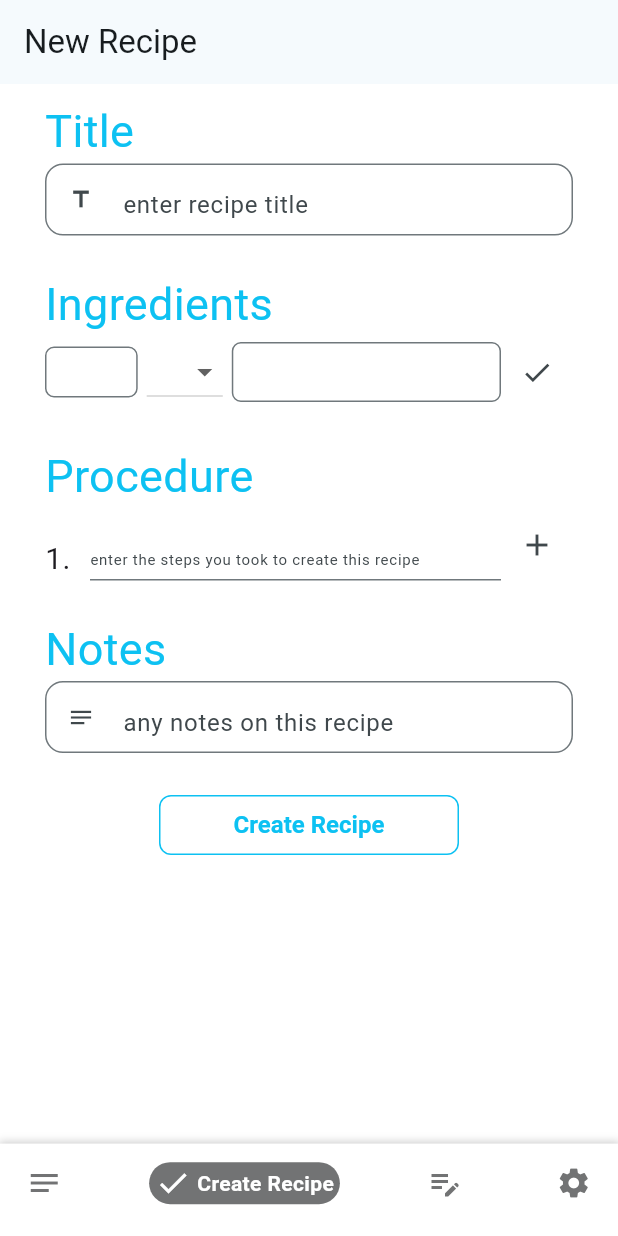
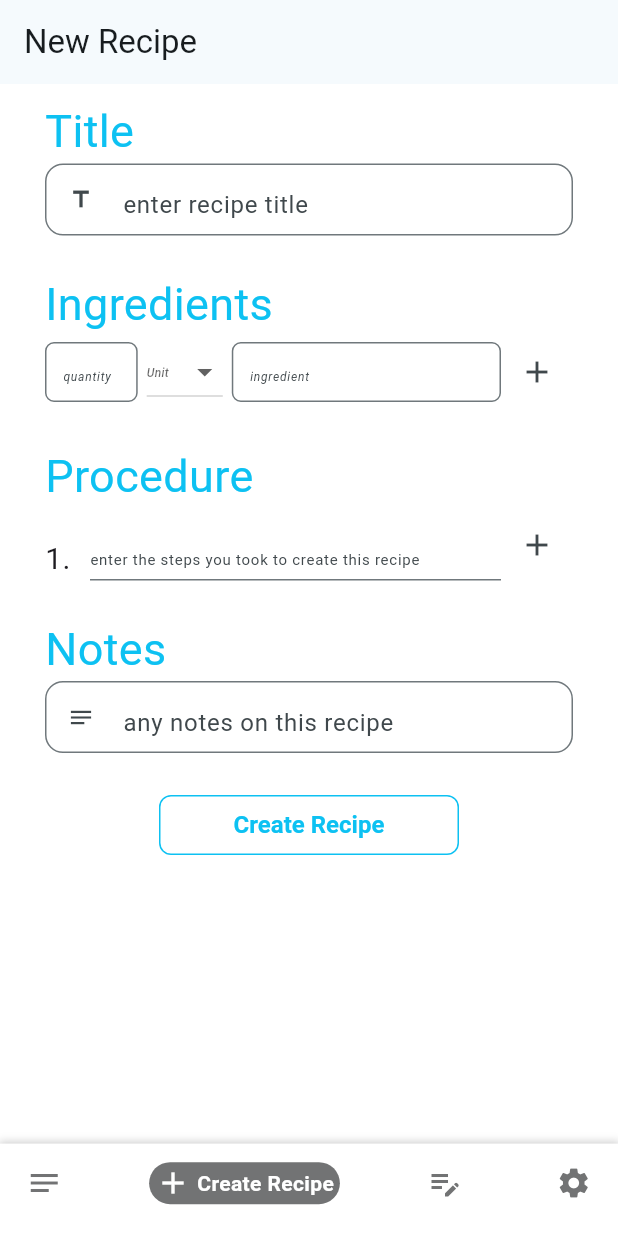
Before and after one commit to acohen89/taste_test, a Flutter app: the CreateRecipe screen opened by its route, on a phone screen of 412 x 824 dp. Run offline on Flutter 3.47's test engine with Material 3 defaults, Android fonts, the phone set to English and light mode, and no system bars; drawn by our look-alikes of google_nav_bar; our stand-ins replace auto_size_text, email_validator, flutter_spinkit, google_fonts, shared_preferences, smooth_page_indicator and 1 more; accounts and stored records are empty; project files that could hold a hidden picture were left out.

Commit message:
Added hint text

```diff
--- a/frontend/lib/Components/BottomNavBar.dart
+++ b/frontend/lib/Components/BottomNavBar.dart
@@ -62,7 +62,7 @@ class _BottomNavBarState extends State<BottomNavBar> {
                 text: 'Recipes In Progress',
               ),
               GButton(
-                icon: Icons.done,
+                icon: Icons.add,
                 text: 'Create Recipe',
               ),
               GButton(
--- a/frontend/lib/Pages/createRecipe.dart
+++ b/frontend/lib/Pages/createRecipe.dart
@@ -39,6 +39,7 @@ class CreateRecipe extends StatefulWidget {
 }
 
 class _CreateRecipeState extends State<CreateRecipe> {
+  final TextStyle hintTextStyle = const TextStyle(fontSize: 8, fontStyle: FontStyle.italic );
   String missingInputText = "";
   List<String> procedureList = [];
   List<String> ingredientWidgets = ["One"];
@@ -87,7 +88,6 @@ class _CreateRecipeState extends State<CreateRecipe> {
         backgroundColor: Colors.white,
         appBar: AppBar(
           automaticallyImplyLeading: widget.isIteration,
-
           title: Text(isIter ? "New Iteration" : "New Recipe"),
         ),
         body: Container(
@@ -149,7 +149,9 @@ class _CreateRecipeState extends State<CreateRecipe> {
                           }
                           addIngredient();
                         },
-                        icon: const Icon(Icons.check, size: 22)),
+                        icon: const Icon(
+                          Icons.add,
+                        )),
                   ],
                 ),
                 const SizedBox(height: titleSpace),
@@ -277,8 +279,9 @@ class _CreateRecipeState extends State<CreateRecipe> {
         ids.add(id);
         sp.setStringList("recipeIDList", ids);
         sp.setString(id, res.body);
-      // ignore: curly_braces_in_flow_control_structures
-      } else if (recId == null) throw Exception("Cannot add recipe to prefs because id is null");
+        // ignore: curly_braces_in_flow_control_structures
+      } else if (recId == null)
+        throw Exception("Cannot add recipe to prefs because id is null");
       else if (sp.containsKey("$id iterations")) {
         var recStrList = sp.getStringList("$id iterations");
         recStrList!.add(res.body);
@@ -322,19 +325,21 @@ class _CreateRecipeState extends State<CreateRecipe> {
       textAlignVertical: TextAlignVertical.bottom,
       controller: ingredientsController,
       decoration: InputDecoration(
+        hintStyle: hintTextStyle,
         isDense: true,
         contentPadding: const EdgeInsets.all(8),
         border: OutlineInputBorder(
           borderRadius: BorderRadius.circular(ingredientInputRadius),
           borderSide: const BorderSide(color: greyColor),
         ),
-        hintText: '',
+        hintText: 'ingredient',
       ),
     );
   }
 
-  DropdownButton<Unit> UnitDropDown() {
+  DropdownButton UnitDropDown() {
     return DropdownButton(
+      hint: Text("Unit", style: hintTextStyle,),
       padding: const EdgeInsets.symmetric(horizontal: 6),
       value: unitController,
       onChanged: (newValue) {
@@ -350,17 +355,16 @@ class _CreateRecipeState extends State<CreateRecipe> {
 
   TextField QuantityTextField(double ingredientInputRadius) {
     return TextField(
-      textAlignVertical: TextAlignVertical.bottom,
-      textAlign: TextAlign.right,
       controller: quantityController,
       decoration: InputDecoration(
+        hintStyle: hintTextStyle,
         isDense: true,
-        contentPadding: const EdgeInsets.only(right: 10, top: 10, bottom: 0),
+       contentPadding: const EdgeInsets.all(8),
         border: OutlineInputBorder(
           borderRadius: BorderRadius.circular(ingredientInputRadius),
           borderSide: const BorderSide(color: greyColor),
         ),
-        hintText: '',
+        hintText: "quantity"
       ),
     );
   }
--- a/frontend/lib/Shared/apiCalls.dart
+++ b/frontend/lib/Shared/apiCalls.dart
@@ -1,7 +1,7 @@
 import 'package:http/http.dart' as http;
 import 'dart:convert';
 
-const ep = 'http://127.0.0.1:8000/';
+const ep = 'https://taste-test.up.railway.app/';
 
 Future<http.Response> deleteRecipe(String token, String id) async {
   final body = jsonEncode(<String, dynamic>{"id": id});
```
Also changed, not shown: 1 other file.
